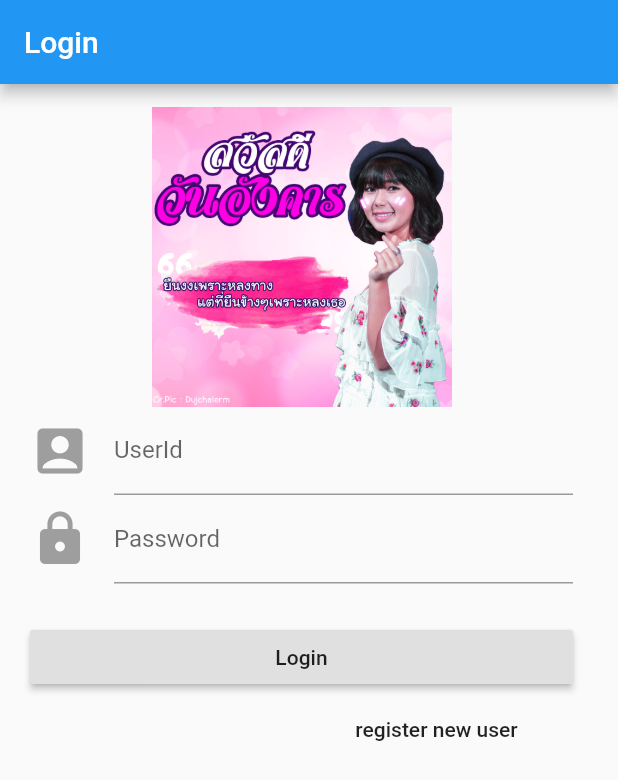
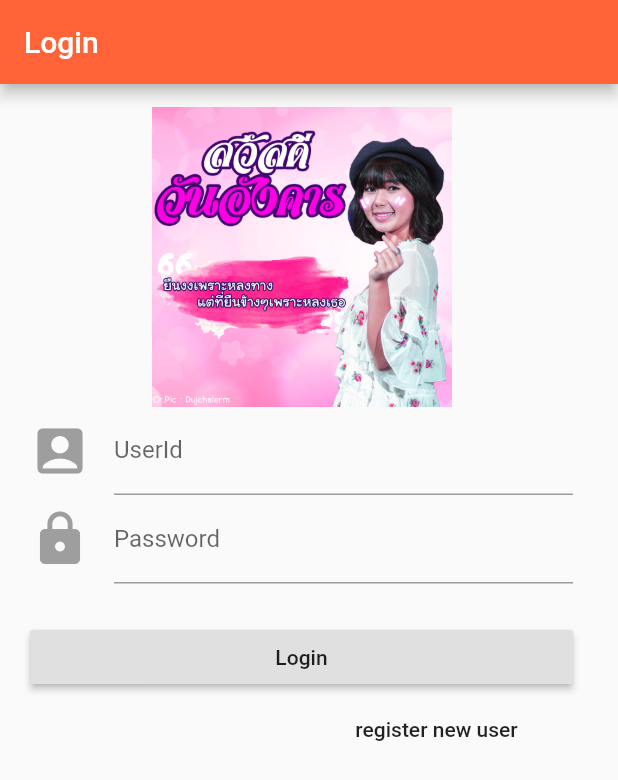
Before and after one commit to POKINBKK/flutter_prepared, a Flutter app: the screen it shows after launch, on a phone screen of 412 x 824 dp. Shown: the top 780 px of the screen. Run offline on Flutter 3.47's test engine with Material 2 defaults, Android fonts, the phone set to English and light mode, and no system bars; our stand-ins replace sqflite, toast; accounts and stored records are empty.

Commit message:
Add Color change

```diff
--- a/lib/main.dart
+++ b/lib/main.dart
@@ -7,15 +7,18 @@ import './ui/friendPage.dart';
 
 void main() => runApp(MyApp());
 
+const PrimaryColor = const Color(0xFFff6337);
+
 class MyApp extends StatelessWidget {
   // This widget is the root of your application.
+
   @override
   Widget build(BuildContext context) {
     return MaterialApp(
       title: 'Flutter Prepared',
       debugShowCheckedModeBanner: false,
       theme: ThemeData(
-        primarySwatch: Colors.blue,
+        primaryColor: PrimaryColor,
       ),
       initialRoute: "/",
       routes: {
```
Also changed, not shown: pubspec.lock.
